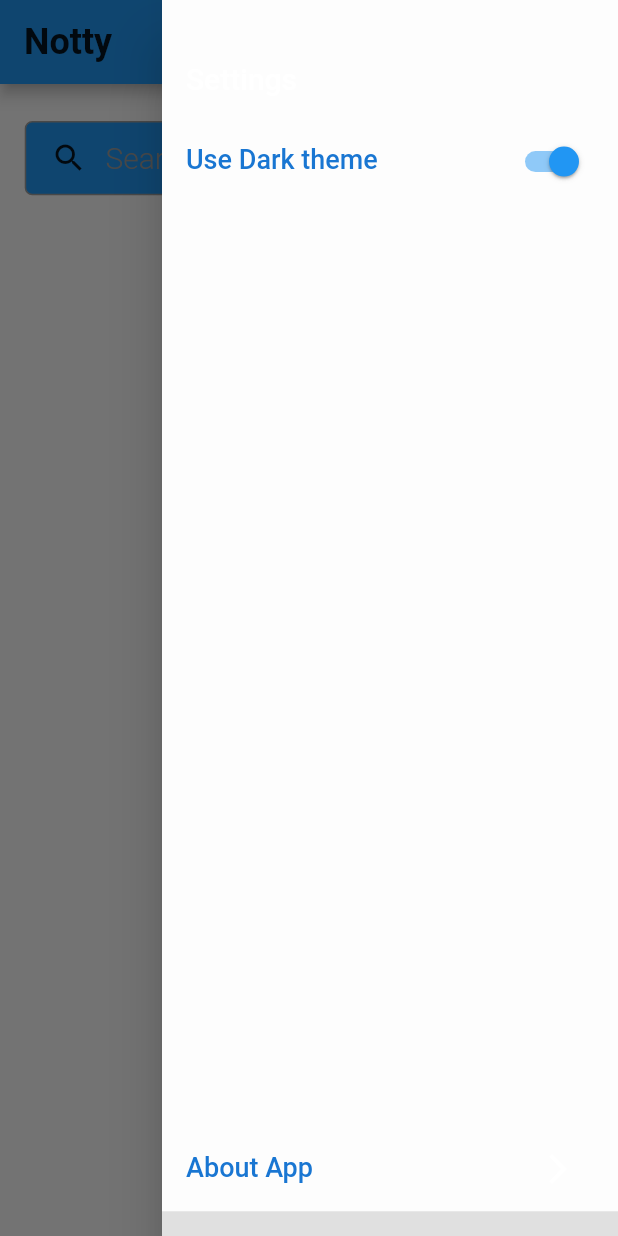
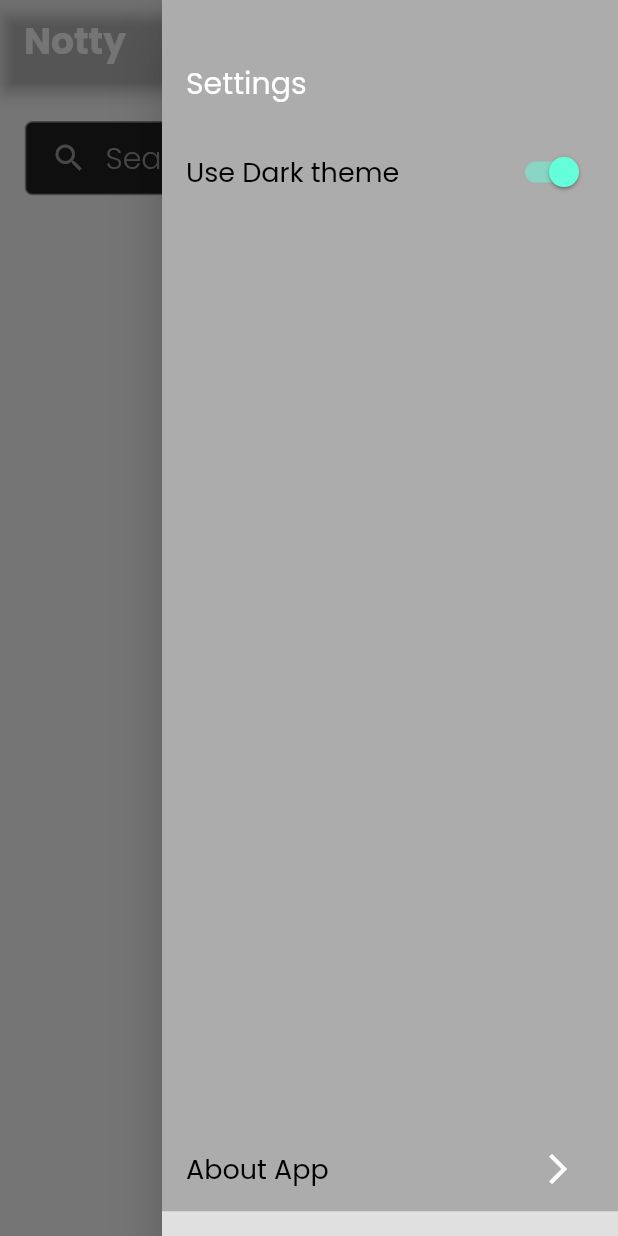
Before and after one commit to Devlonoah/huawei_contest, a Flutter app: the screen it shows after launch, with the side drawer open, on a phone screen of 412 x 824 dp. Run offline on Flutter 3.47's test engine with Material 2 defaults, Android fonts, the phone set to English and light mode, and no system bars; our stand-ins replace bloc, dartz, equatable, flutter_bloc, get_it, just_audio and 2 more; accounts and stored records are empty.

```diff
--- a/lib/main.dart
+++ b/lib/main.dart
@@ -37,8 +37,7 @@ class MyApp extends StatelessWidget {
           return MaterialApp(
             title: 'Nothy',
             debugShowCheckedModeBanner: false,
-            // theme: state.themeData,
-            // home: Home(),
+            theme: state.themeData,
             initialRoute: Home.id,
             routes: customRoutes,
           );
--- a/lib/presentation/features/edit/widgets/add_note_widget.dart
+++ b/lib/presentation/features/edit/widgets/add_note_widget.dart
@@ -29,7 +29,7 @@ class _AddNoteWidgetState extends State<AddNoteWidget> {
         onPressed: () {
           if (titleTextController!.text.length > 0 ||
               noteTextController!.text.length > 0) {
-            context.read()<NoteBloc>(context)
+            BlocProvider.of<NoteBloc>(context)
               ..add(
                 NoteAddedEvent(
                   NoteModel(
--- a/lib/presentation/features/home/home.dart
+++ b/lib/presentation/features/home/home.dart
@@ -23,7 +23,7 @@ class _HomeState extends State<Home> {
   @override
   void initState() {
     super.initState();
-    context.read().of<NoteBloc>(context)..add(NoteLoadedEvent());
+    BlocProvider.of<NoteBloc>(context)..add(NoteLoadedEvent());
   }
 
   @override
@@ -183,9 +183,8 @@ class NoteWidget extends StatelessWidget {
               ),
             ),
             InkWell(
-              onTap: () {
-                context.read<NoteBloc>()..add(NoteDeletedEvent(note));
-              },
+              onTap: () => BlocProvider.of<NoteBloc>(context)
+                ..add(NoteDeletedEvent(note)),
               customBorder: CircleBorder(),
               child: Container(
                 padding: EdgeInsets.all(6.0),
```
